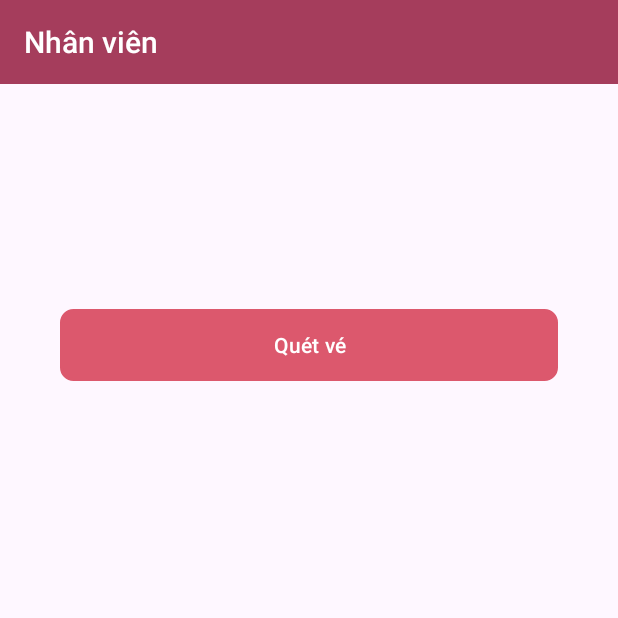
After one commit to KTPx4/Ticket_System, an Android app: the StaffMainActivity screen opened directly, with no data from a screen before it, on a phone screen of 412 x 824 dp, the top half of it. The commit adds this screen. Run offline under Robolectric (Android 15) with nearby library versions, the phone set to English and light mode, and no system bars.

Commit message:
UI: login for staff - scan ticket

```diff
--- a/client/app/src/main/java/model/event/DateRange.java
+++ b/client/app/src/main/java/model/event/DateRange.java
@@ -15,7 +15,7 @@ public class DateRange {
     }
 
     public String getStart() {
-        return DateConverter.convertToHCM(start);
+        return start;
     }
 
     public void setStart(String start) {
--- /dev/null
+++ b/client/app/src/main/java/staffactivity/StaffMainActivity.java
@@ -0,0 +1,50 @@
+package staffactivity;
+
+import android.content.Intent;
+import android.os.Bundle;
+import android.view.View;
+import android.widget.Button;
+import android.widget.ProgressBar;
+
+import androidx.activity.EdgeToEdge;
+import androidx.appcompat.app.AppCompatActivity;
+import androidx.core.graphics.Insets;
+import androidx.core.view.ViewCompat;
+import androidx.core.view.WindowInsetsCompat;
+
+import com.example.ticketbooking.R;
+
+public class StaffMainActivity extends AppCompatActivity implements View.OnClickListener {
+    Button btnScan;
+    ProgressBar loading;
+    private static boolean isWaiting = false;
+    @Override
+    protected void onCreate(Bundle savedInstanceState) {
+        super.onCreate(savedInstanceState);
+        EdgeToEdge.enable(this);
+        setContentView(R.layout.staff_activity_main);
+        btnScan = findViewById(R.id.btnScan);
+        loading = findViewById(R.id.loading);
+        btnScan.setOnClickListener(this);
+    }
+    private void setLoading( ) {
+        isWaiting = !isWaiting;
+        int display = !isWaiting ? View.VISIBLE : View.INVISIBLE;
+        int waiting = isWaiting ? View.INVISIBLE : View.VISIBLE;
+
+        btnScan.setVisibility(display);
+        loading.setVisibility(waiting);
+
+    }
+    @Override
+    public void onClick(View v) {
+        int id = v.getId();
+        if(id == R.id.btnScan)
+        {
+//            setLoading();
+            Intent intent = new Intent(this, SelectEventActivity.class);
+            startActivity(intent);
+
+        }
+    }
+}
--- /dev/null
+++ b/client/app/src/main/res/drawable/ic_close.xml
@@ -0,0 +1,5 @@
+<vector xmlns:android="http://schemas.android.com/apk/res/android" android:height="24dp" android:tint="#FFFFFF" android:viewportHeight="24" android:viewportWidth="24" android:width="24dp">
+
+    <path android:fillColor="@android:color/white" android:pathData="M19,6.41L17.59,5 12,10.59 6.41,5 5,6.41 10.59,12 5,17.59 6.41,19 12,13.41 17.59,19 19,17.59 13.41,12z"/>
+
+</vector>
--- /dev/null
+++ b/client/app/src/main/res/layout/staff_activity_main.xml
@@ -0,0 +1,42 @@
+<?xml version="1.0" encoding="utf-8"?>
+<androidx.constraintlayout.widget.ConstraintLayout xmlns:android="http://schemas.android.com/apk/res/android"
+    xmlns:app="http://schemas.android.com/apk/res-auto"
+    xmlns:tools="http://schemas.android.com/tools"
+    android:id="@+id/main"
+    android:layout_width="match_parent"
+    android:fitsSystemWindows="true"
+    android:layout_height="match_parent"
+    tools:context="staffactivity.StaffMainActivity">
+
+    <Toolbar
+        android:id="@+id/ticket_toolbar"
+        android:title="Nhân viên"
+        android:background="@color/tabBack"
+        android:textAlignment="center"
+        android:titleTextColor="@color/white"
+        app:layout_constraintStart_toStartOf="parent"
+        app:layout_constraintTop_toTopOf="parent"
+        android:layout_width="match_parent"
+        android:layout_height="wrap_content" />
+
+    <Button
+        android:id="@+id/btnScan"
+        android:layout_marginTop="150dp"
+        app:layout_constraintTop_toBottomOf="@+id/ticket_toolbar"
+        android:text="Quét vé"
+        android:layout_marginHorizontal="40dp"
+        android:background="@drawable/button_effect"
+        android:layout_width="match_parent"
+        android:layout_height="wrap_content"  />
+    <ProgressBar
+        android:id="@+id/loading"
+        android:visibility="invisible"
+        android:layout_marginTop="150dp"
+        app:layout_constraintTop_toBottomOf="@+id/ticket_toolbar"
+        app:layout_constraintStart_toStartOf="parent"
+        app:layout_constraintEnd_toEndOf="parent"
+        android:indeterminateTint="@color/Dark_Rose"
+        android:layout_width="wrap_content"
+        android:layout_height="wrap_content" />
+
+</androidx.constraintlayout.widget.ConstraintLayout>
```
Also changed, not shown: client/app/src/main/AndroidManifest.xml (+15 -17 lines), client/app/src/main/java/com/example/ticketbooking/IntroActivity.java (+12 -5 lines), client/app/src/main/java/com/example/ticketbooking/LoginActivity.java (+11 -2 lines), client/app/src/main/java/model/event/Event.java (+8 -7 lines), client/app/src/main/java/services/EventService.java (+45 -0 lines), client/app/src/main/java/services/response/event/RSGetAllEvent.java (added, +96 -0 lines), client/app/src/main/java/staffactivity/ScanTicketActivity.java (+25 -2 lines), client/app/src/main/java/staffactivity/SelectEventActivity.java (added, +104 -0 lines), client/app/src/main/res/layout/activity_scan_ticket.xml (+13 -2 lines), client/app/src/main/res/layout/staff_activity_select_event.xml (added, +26 -0 lines), client/app/src/main/res/layout/three_line_list_item.xml (added, +28 -0 lines).
